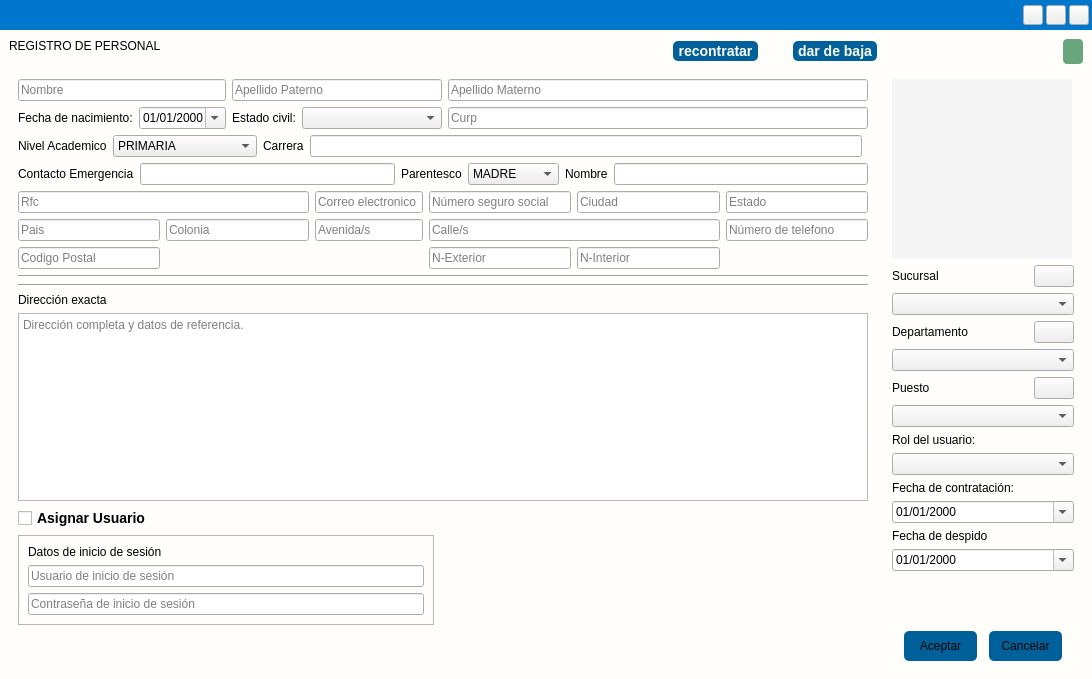
This is app/View/UserInterfaceUi/UI_REGISTRO_EMPLEADO.ui in LAngelVp/software-punto-de-venta as Qt 5 draws it before an edit. The edited form follows.
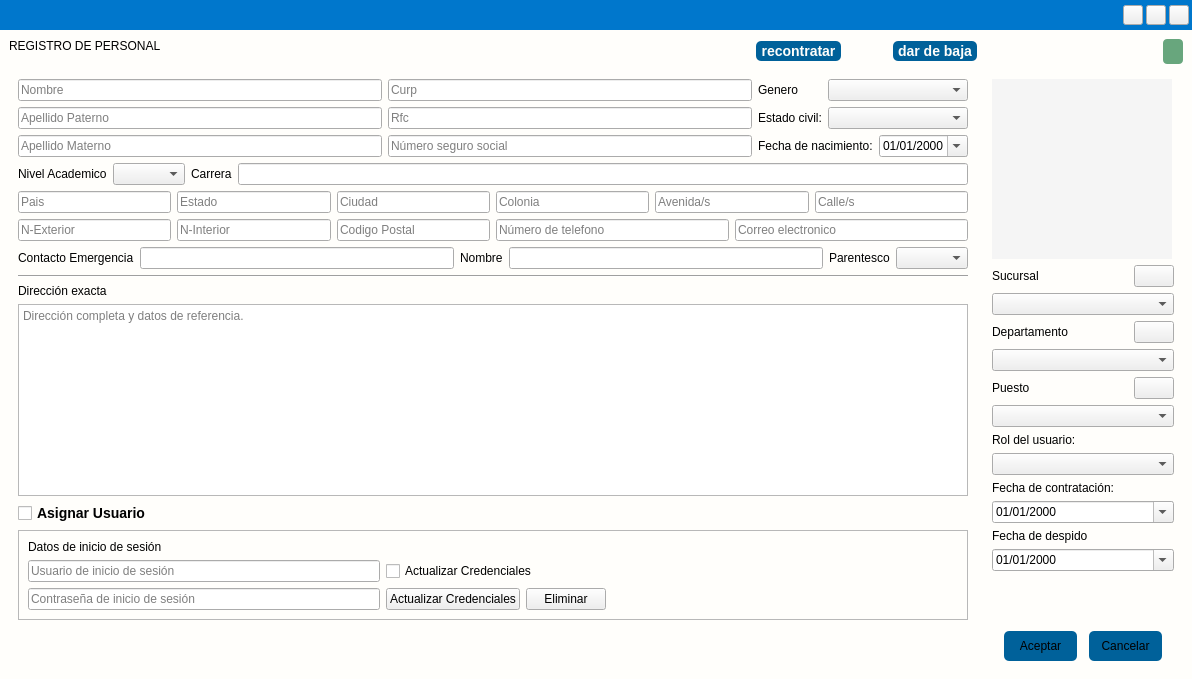
This is the edited form. Icons and pictures are not drawn.

Commit message: Checar la funcionalidad de los empleados

Patch:
```diff
--- a/app/View/UserInterfaceUi/UI_REGISTRO_EMPLEADO.ui
+++ b/app/View/UserInterfaceUi/UI_REGISTRO_EMPLEADO.ui
@@ -6,7 +6,7 @@
    <rect>
     <x>0</x>
     <y>0</y>
-    <width>1092</width>
+    <width>1192</width>
     <height>679</height>
    </rect>
   </property>
@@ -123,6 +123,7 @@
 [objectName^=&quot;opcion_&quot;]{
 font-size: 14px;
 font-family:Arial;
+font-weight:bold;
 }
 [objectName^=&quot;cajaopciones&quot;]{
 border: none;
@@ -206,6 +207,7 @@
 border:none;
 border-radius:5px;
 height:25px;
+padding: 0px 3px;
 }
 [objectName^=&quot;Button&quot;]:hover{
 background: #2196F3;
@@ -521,13 +523,6 @@
       <item>
        <widget class="QWidget" name="contenedor_general" native="true">
         <layout class="QGridLayout" name="gridLayout_4">
-         <item row="0" column="7" alignment="Qt::AlignRight|Qt::AlignVCenter">
-          <widget class="QLabel" name="etiqueta_status_empleado">
-           <property name="text">
-            <string/>
-           </property>
-          </widget>
-         </item>
          <item row="0" column="6" alignment="Qt::AlignRight">
           <widget class="QPushButton" name="btn_btn_bajapersona">
            <property name="cursor">
@@ -542,6 +537,13 @@
            </property>
           </widget>
          </item>
+         <item row="0" column="7" alignment="Qt::AlignRight|Qt::AlignVCenter">
+          <widget class="QLabel" name="etiqueta_status_empleado">
+           <property name="text">
+            <string/>
+           </property>
+          </widget>
+         </item>
          <item row="2" column="7">
           <widget class="QWidget" name="contenedor_datosderecha" native="true">
            <property name="maximumSize">
@@ -755,45 +757,38 @@
            </layout>
           </widget>
          </item>
+         <item row="0" column="0">
+          <widget class="QLabel" name="etiquetaTitulo_agregarpersona">
+           <property name="text">
+            <string>REGISTRO DE PERSONAL</string>
+           </property>
+           <property name="alignment">
+            <set>Qt::AlignLeading|Qt::AlignLeft|Qt::AlignTop</set>
+           </property>
+          </widget>
+         </item>
+         <item row="0" column="5" alignment="Qt::AlignRight">
+          <widget class="QPushButton" name="btn_btn_recontratar">
+           <property name="cursor">
+            <cursorShape>PointingHandCursor</cursorShape>
+           </property>
+           <property name="text">
+            <string>recontratar</string>
+           </property>
+           <property name="icon">
+            <iconset resource="../../Source/iconosSVG.qrc">
+             <normaloff>:/iconosBlancos/Icons/iconos/Blanco/mover.svg</normaloff>:/iconosBlancos/Icons/iconos/Blanco/mover.svg</iconset>
+           </property>
+          </widget>
+         </item>
          <item row="2" column="0" colspan="7">
           <widget class="QWidget" name="contenedor_datosizquierda" native="true">
-           <layout class="QGridLayout" name="gridLayout_8">
-            <item row="5" column="0">
-             <widget class="QLabel" name="etiquetasubtitulo_direccion">
-              <property name="text">
-               <string>Dirección exacta</string>
-              </property>
-              <property name="alignment">
-               <set>Qt::AlignBottom|Qt::AlignLeading|Qt::AlignLeft</set>
-              </property>
-             </widget>
-            </item>
-            <item row="12" column="1">
-             <spacer name="verticalSpacer_2">
-              <property name="orientation">
-               <enum>Qt::Vertical</enum>
-              </property>
-              <property name="sizeHint" stdset="0">
-               <size>
-                <width>20</width>
-                <height>40</height>
-               </size>
-              </property>
-             </spacer>
-            </item>
-            <item row="0" column="0" colspan="4">
+           <layout class="QVBoxLayout" name="verticalLayout_3">
+            <item>
+             <layout class="QGridLayout" name="gridLayout_5">
+              <item row="0" column="0" rowspan="2">
              <layout class="QGridLayout" name="gridLayout">
-              <item row="0" column="4">
-               <widget class="QLineEdit" name="txt_apellidom">
-                <property name="placeholderText">
-                 <string>Apellido Materno</string>
-                </property>
-                <property name="clearButtonEnabled">
-                 <bool>false</bool>
-                </property>
-               </widget>
-              </item>
-              <item row="0" column="0" colspan="2">
+                <item row="0" column="0">
                <widget class="QLineEdit" name="txt_nombre">
                 <property name="placeholderText">
                  <string>Nombre</string>
@@ -806,7 +801,71 @@
                 </property>
                </widget>
               </item>
-              <item row="1" column="2">
+                <item row="0" column="1">
+                 <widget class="QLineEdit" name="txt_curp">
+                  <property name="placeholderText">
+                   <string>Curp</string>
+                  </property>
+                  <property name="clearButtonEnabled">
+                   <bool>false</bool>
+                  </property>
+                 </widget>
+                </item>
+                <item row="1" column="0">
+                 <widget class="QLineEdit" name="txt_apellidop">
+                  <property name="placeholderText">
+                   <string>Apellido Paterno</string>
+                  </property>
+                  <property name="clearButtonEnabled">
+                   <bool>false</bool>
+                  </property>
+                 </widget>
+                </item>
+                <item row="1" column="1">
+                 <widget class="QLineEdit" name="txt_rfc">
+                  <property name="placeholderText">
+                   <string>Rfc</string>
+                  </property>
+                  <property name="clearButtonEnabled">
+                   <bool>false</bool>
+                  </property>
+                 </widget>
+                </item>
+                <item row="2" column="0">
+                 <widget class="QLineEdit" name="txt_apellidom">
+                  <property name="placeholderText">
+                   <string>Apellido Materno</string>
+                  </property>
+                  <property name="clearButtonEnabled">
+                   <bool>false</bool>
+                  </property>
+                 </widget>
+                </item>
+                <item row="2" column="1">
+                 <widget class="QLineEdit" name="txt_numerosegurosicial">
+                  <property name="placeholderText">
+                   <string>Número seguro social</string>
+                  </property>
+                  <property name="clearButtonEnabled">
+                   <bool>false</bool>
+                  </property>
+                 </widget>
+                </item>
+               </layout>
+              </item>
+              <item row="0" column="1">
+               <layout class="QFormLayout" name="formLayout_3">
+                <item row="0" column="0">
+                 <widget class="QLabel" name="etiqueta_genero">
+                  <property name="text">
+                   <string>Genero</string>
+                  </property>
+                 </widget>
+                </item>
+                <item row="0" column="1">
+                 <widget class="QComboBox" name="cajaopciones_genero"/>
+                </item>
+                <item row="1" column="0">
                <widget class="QLabel" name="etiqueta_estado_civil">
                 <property name="text">
                  <string>Estado civil:</string>
@@ -814,38 +873,6 @@
                </widget>
               </item>
               <item row="1" column="1">
-               <widget class="QDateEdit" name="fecha_fechanacimiento">
-                <property name="maximumSize">
-                 <size>
-                  <width>16777215</width>
-                  <height>16777215</height>
-                 </size>
-                </property>
-                <property name="showGroupSeparator" stdset="0">
-                 <bool>false</bool>
-                </property>
-                <property name="displayFormat">
-                 <string>dd/MM/yyyy</string>
-                </property>
-                <property name="calendarPopup">
-                 <bool>true</bool>
-                </property>
-               </widget>
-              </item>
-              <item row="1" column="0">
-               <widget class="QLabel" name="etiqueta_fecha_nacimiento">
-                <property name="maximumSize">
-                 <size>
-                  <width>150</width>
-                  <height>16777215</height>
-                 </size>
-                </property>
-                <property name="text">
-                 <string>Fecha de nacimiento:</string>
-                </property>
-               </widget>
-              </item>
-              <item row="1" column="3">
                <widget class="QComboBox" name="cajaopciones_estadocvil">
                 <property name="minimumSize">
                  <size>
@@ -858,82 +885,50 @@
                 </property>
                </widget>
               </item>
-              <item row="0" column="2" colspan="2">
-               <widget class="QLineEdit" name="txt_apellidop">
-                <property name="placeholderText">
-                 <string>Apellido Paterno</string>
-                </property>
-                <property name="clearButtonEnabled">
-                 <bool>false</bool>
-                </property>
-               </widget>
-              </item>
-              <item row="1" column="4">
-               <widget class="QLineEdit" name="txt_curp">
-                <property name="placeholderText">
-                 <string>Curp</string>
-                </property>
-                <property name="clearButtonEnabled">
-                 <bool>false</bool>
-                </property>
-               </widget>
-              </item>
-             </layout>
-            </item>
-            <item row="10" column="0">
-             <widget class="QFrame" name="contenedor_credencialesusuario">
-              <property name="frameShape">
-               <enum>QFrame::StyledPanel</enum>
-              </property>
-              <property name="frameShadow">
-               <enum>QFrame::Raised</enum>
-              </property>
-              <layout class="QGridLayout" name="gridLayout_10">
-               <item row="2" column="0">
-                <widget class="QLineEdit" name="txt_contrasenia_usuario_iniciosesion">
-                 <property name="echoMode">
-                  <enum>QLineEdit::Password</enum>
-                 </property>
-                 <property name="placeholderText">
-                  <string>Contraseña de inicio de sesión</string>
-                 </property>
-                 <property name="clearButtonEnabled">
-                  <bool>false</bool>
-                 </property>
-                </widget>
-               </item>
-               <item row="1" column="0">
-                <widget class="QLineEdit" name="txt_usuario_iniciosesion">
-                 <property name="placeholderText">
-                  <string>Usuario de inicio de sesión</string>
-                 </property>
-                 <property name="clearButtonEnabled">
-                  <bool>false</bool>
-                 </property>
-                </widget>
-               </item>
+               </layout>
+              </item>
+              <item row="1" column="1">
+               <layout class="QFormLayout" name="formLayout_4">
                <item row="0" column="0">
-                <widget class="QLabel" name="etiquetasubtitulo_datos_uniciosesion">
+                 <widget class="QLabel" name="etiqueta_fecha_nacimiento">
+                  <property name="maximumSize">
+                   <size>
+                    <width>150</width>
+                    <height>16777215</height>
+                   </size>
+                  </property>
                  <property name="text">
-                  <string>Datos de inicio de sesión</string>
+                   <string>Fecha de nacimiento:</string>
                  </property>
                 </widget>
                </item>
-              </layout>
-             </widget>
-            </item>
-            <item row="6" column="0" colspan="4">
-             <widget class="QPlainTextEdit" name="txtlargo_direccion_completa">
-              <property name="styleSheet">
-               <string notr="true"/>
-              </property>
-              <property name="placeholderText">
-               <string>Dirección completa y datos de referencia.</string>
-              </property>
-             </widget>
-            </item>
-            <item row="1" column="0" colspan="3">
-             <layout class="QGridLayout" name="gridLayout_5">
+                <item row="0" column="1">
+                 <widget class="QDateEdit" name="fecha_fechanacimiento">
+                  <property name="maximumSize">
+                   <size>
+                    <width>16777215</width>
+                    <height>16777215</height>
+                   </size>
+                  </property>
+                  <property name="showGroupSeparator" stdset="0">
+                   <bool>false</bool>
+                  </property>
+                  <property name="displayFormat">
+                   <string>dd/MM/yyyy</string>
+                  </property>
+                  <property name="calendarPopup">
+                   <bool>true</bool>
+                  </property>
+                 </widget>
+                </item>
+               </layout>
+              </item>
+             </layout>
+            </item>
+            <item>
+             <layout class="QGridLayout" name="gridLayout_6">
+              <item row="0" column="0">
+               <layout class="QFormLayout" name="formLayout">
               <item row="0" column="0">
                <widget class="QLabel" name="etiqueta_nivelestudios">
                 <property name="text">
@@ -941,104 +936,54 @@
                 </property>
                </widget>
               </item>
-              <item row="0" column="2">
+                <item row="0" column="1">
+                 <widget class="QComboBox" name="cajaopciones_nivelacademico">
+                  <property name="sizeAdjustPolicy">
+                   <enum>QComboBox::AdjustToContents</enum>
+                  </property>
+                 </widget>
+                </item>
+               </layout>
+              </item>
+              <item row="0" column="1">
+               <layout class="QFormLayout" name="formLayout_2">
+                <item row="0" column="0">
                <widget class="QLabel" name="etiqueta_carrera">
                 <property name="text">
                  <string>Carrera</string>
                 </property>
                </widget>
               </item>
-              <item row="0" column="3">
+                <item row="0" column="1">
                <widget class="QLineEdit" name="txt_carrera"/>
               </item>
-              <item row="0" column="1">
-               <widget class="QComboBox" name="cajaopciones_nivelacademico">
-                <property name="sizeAdjustPolicy">
-                 <enum>QComboBox::AdjustToContents</enum>
-                </property>
-                <item>
-                 <property name="text">
-                  <string>PRIMARIA</string>
-                 </property>
-                </item>
-                <item>
-                 <property name="text">
-                  <string>SECUNDARIA</string>
-                 </property>
+               </layout>
+              </item>
+             </layout>
                 </item>
                 <item>
-                 <property name="text">
-                  <string>BACHILLERATO</string>
-                 </property>
-                </item>
+             <layout class="QHBoxLayout" name="horizontalLayout_4">
                 <item>
-                 <property name="text">
-                  <string>LICENCIATURA</string>
-                 </property>
-                </item>
-                <item>
-                 <property name="text">
-                  <string>CARRERA TRUNCA</string>
-                 </property>
-                </item>
-                <item>
-                 <property name="text">
-                  <string>MAESTRIA</string>
-                 </property>
-                </item>
-                <item>
-                 <property name="text">
-                  <string>DOCTORADO</string>
-                 </property>
-                </item>
-               </widget>
-              </item>
-             </layout>
-            </item>
-            <item row="4" column="0" colspan="4">
-             <widget class="Line" name="line_3">
-              <property name="orientation">
-               <enum>Qt::Horizontal</enum>
-              </property>
-             </widget>
-            </item>
-            <item row="3" column="0" colspan="4">
-             <layout class="QGridLayout" name="gridLayout_6">
-              <item row="0" column="0" colspan="2">
-               <widget class="QLineEdit" name="txt_rfc">
+               <widget class="QLineEdit" name="txt_pais">
                 <property name="placeholderText">
-                 <string>Rfc</string>
+                 <string>Pais</string>
                 </property>
                 <property name="clearButtonEnabled">
                  <bool>false</bool>
                 </property>
                </widget>
               </item>
-              <item row="2" column="5">
-               <widget class="QLineEdit" name="txt_ninterior">
+              <item>
+               <widget class="QLineEdit" name="txt_estado">
                 <property name="placeholderText">
-                 <string>N-Interior</string>
+                 <string>Estado</string>
                 </property>
-               </widget>
-              </item>
-              <item row="0" column="4">
-               <widget class="QLineEdit" name="txt_numerosegurosicial">
-                <property name="placeholderText">
-                 <string>Número seguro social</string>
-                </property>
                 <property name="clearButtonEnabled">
                  <bool>false</bool>
                 </property>
                </widget>
               </item>
-              <item row="2" column="4">
-               <widget class="QLineEdit" name="txt_nexterior">
-                <property name="placeholderText">
-                 <string>N-Exterior</string>
-                </property>
-               </widget>
-              </item>
-              <item row="0" column="5">
+              <item>
                <widget class="QLineEdit" name="txt_ciudad">
                 <property name="placeholderText">
                  <string>Ciudad</string>
@@ -1048,75 +993,62 @@
                 </property>
                </widget>
               </item>
-              <item row="0" column="2" colspan="2">
-               <widget class="QLineEdit" name="txt_correoelectronico">
-                <property name="placeholderText">
-                 <string>Correo electronico</string>
-                </property>
-                <property name="clearButtonEnabled">
-                 <bool>false</bool>
-                </property>
-               </widget>
-              </item>
-              <item row="1" column="1">
+              <item>
                <widget class="QLineEdit" name="txt_colonia">
                 <property name="placeholderText">
                  <string>Colonia</string>
                 </property>
                </widget>
               </item>
-              <item row="1" column="2" colspan="2">
+              <item>
                <widget class="QLineEdit" name="txt_avenidas">
                 <property name="placeholderText">
                  <string>Avenida/s</string>
                 </property>
                </widget>
               </item>
-              <item row="0" column="6">
-               <widget class="QLineEdit" name="txt_estado">
-                <property name="placeholderText">
-                 <string>Estado</string>
-                </property>
-                <property name="clearButtonEnabled">
-                 <bool>false</bool>
-                </property>
-               </widget>
-              </item>
-              <item row="2" column="0">
-               <widget class="QLineEdit" name="txt_codigopostal">
-                <property name="placeholderText">
-                 <string>Codigo Postal</string>
-                </property>
-                <property name="clearButtonEnabled">
-                 <bool>false</bool>
-                </property>
-               </widget>
-              </item>
-              <item row="3" column="0" colspan="7">
-               <widget class="Line" name="line_2">
-                <property name="orientation">
-                 <enum>Qt::Horizontal</enum>
-                </property>
-               </widget>
-              </item>
-              <item row="1" column="4" colspan="2">
+              <item>
                <widget class="QLineEdit" name="txt_calles">
                 <property name="placeholderText">
                  <string>Calle/s</string>
                 </property>
                </widget>
               </item>
-              <item row="1" column="0">
-               <widget class="QLineEdit" name="txt_pais">
+             </layout>
+            </item>
+            <item>
+             <layout class="QHBoxLayout" name="horizontalLayout_6">
+              <item>
+               <layout class="QHBoxLayout" name="horizontalLayout_3">
+                <item>
+                 <widget class="QLineEdit" name="txt_nexterior">
                 <property name="placeholderText">
-                 <string>Pais</string>
+                   <string>N-Exterior</string>
+                  </property>
+                 </widget>
+                </item>
+                <item>
+                 <widget class="QLineEdit" name="txt_ninterior">
+                  <property name="placeholderText">
+                   <string>N-Interior</string>
+                  </property>
+                 </widget>
+                </item>
+                <item>
+                 <widget class="QLineEdit" name="txt_codigopostal">
+                  <property name="placeholderText">
+                   <string>Codigo Postal</string>
                 </property>
                 <property name="clearButtonEnabled">
                  <bool>false</bool>
                 </property>
                </widget>
               </item>
-              <item row="1" column="6">
+               </layout>
+              </item>
+              <item>
+               <layout class="QHBoxLayout" name="horizontalLayout_5">
+                <item>
                <widget class="QLineEdit" name="txt_numerotelefono">
                 <property name="placeholderText">
                  <string>Número de telefono</string>
@@ -1126,30 +1058,37 @@
                 </property>
                </widget>
               </item>
-             </layout>
-            </item>
-            <item row="10" column="1">
-             <spacer name="horizontalSpacer_2">
-              <property name="orientation">
-               <enum>Qt::Horizontal</enum>
-              </property>
-              <property name="sizeHint" stdset="0">
-               <size>
-                <width>40</width>
-                <height>20</height>
-               </size>
-              </property>
-             </spacer>
-            </item>
-            <item row="2" column="0" colspan="4">
+                <item>
+                 <widget class="QLineEdit" name="txt_correoelectronico">
+                  <property name="placeholderText">
+                   <string>Correo electronico</string>
+                  </property>
+                  <property name="clearButtonEnabled">
+                   <bool>false</bool>
+                  </property>
+                 </widget>
+                </item>
+               </layout>
+              </item>
+             </layout>
+            </item>
+            <item>
+             <layout class="QGridLayout" name="gridLayout_8">
+              <item row="0" column="0">
              <layout class="QGridLayout" name="gridLayout_7">
-              <item row="0" column="4">
+                <item row="0" column="2">
                <widget class="QLabel" name="etiqueta_nombrecontactoemergencia">
                 <property name="text">
                  <string>Nombre</string>
                 </property>
                </widget>
               </item>
+                <item row="0" column="3">
+                 <widget class="QLineEdit" name="txt_nombrecontactoemergencia"/>
+                </item>
+                <item row="0" column="1">
+                 <widget class="QLineEdit" name="txt_contactoemergencia"/>
+                </item>
               <item row="0" column="0">
                <widget class="QLabel" name="etiqueta_contactoemergencia">
                 <property name="text">
@@ -1157,85 +1096,158 @@
                 </property>
                </widget>
               </item>
-              <item row="0" column="1">
-               <widget class="QLineEdit" name="txt_contactoemergencia"/>
+               </layout>
               </item>
-              <item row="0" column="2">
+              <item row="0" column="1">
+               <layout class="QFormLayout" name="formLayout_5">
+                <item row="0" column="0">
                <widget class="QLabel" name="etiqueta_parentesco">
                 <property name="text">
                  <string>Parentesco</string>
                 </property>
                </widget>
               </item>
-              <item row="0" column="3">
+                <item row="0" column="1">
                <widget class="QComboBox" name="cajaopciones_parentesco">
                 <property name="sizeAdjustPolicy">
                  <enum>QComboBox::AdjustToContents</enum>
                 </property>
-                <item>
-                 <property name="text">
-                  <string>MADRE</string>
-                 </property>
+                 </widget>
                 </item>
-                <item>
-                 <property name="text">
-                  <string>PADRE</string>
-                 </property>
-                </item>
+               </layout>
+              </item>
+             </layout>
+            </item>
                 <item>
-                 <property name="text">
-                  <string>TIO/A</string>
-                 </property>
+             <widget class="Line" name="line_3">
+              <property name="orientation">
+               <enum>Qt::Horizontal</enum>
+              </property>
+             </widget>
                 </item>
                 <item>
+             <widget class="QLabel" name="etiquetasubtitulo_direccion">
                  <property name="text">
-                  <string>ESPOSO/A</string>
-                 </property>
+               <string>Dirección exacta</string>
+              </property>
+              <property name="alignment">
+               <set>Qt::AlignBottom|Qt::AlignLeading|Qt::AlignLeft</set>
+              </property>
+             </widget>
                 </item>
                 <item>
-                 <property name="text">
-                  <string>OTRO</string>
-                 </property>
-                </item>
-               </widget>
-              </item>
-              <item row="0" column="5">
-               <widget class="QLineEdit" name="txt_nombrecontactoemergencia"/>
-              </item>
-             </layout>
-            </item>
-            <item row="8" column="0">
+             <widget class="QPlainTextEdit" name="txtlargo_direccion_completa">
+              <property name="styleSheet">
+               <string notr="true"/>
+              </property>
+              <property name="placeholderText">
+               <string>Dirección completa y datos de referencia.</string>
+              </property>
+             </widget>
+            </item>
+            <item>
              <widget class="QCheckBox" name="opcion_usodelsistema">
               <property name="text">
                <string>Asignar Usuario</string>
               </property>
              </widget>
             </item>
-           </layout>
-          </widget>
+            <item>
+             <widget class="QFrame" name="contenedor_credencialesusuario">
+              <property name="frameShape">
+               <enum>QFrame::StyledPanel</enum>
+              </property>
+              <property name="frameShadow">
+               <enum>QFrame::Raised</enum>
+              </property>
+              <layout class="QGridLayout" name="gridLayout_10">
+               <item row="1" column="3">
+                <spacer name="horizontalSpacer_2">
+                 <property name="orientation">
+                  <enum>Qt::Horizontal</enum>
+                 </property>
+                 <property name="sizeHint" stdset="0">
+                  <size>
+                   <width>40</width>
+                   <height>20</height>
+                  </size>
+                 </property>
+                </spacer>
          </item>
          <item row="0" column="0">
-          <widget class="QLabel" name="etiquetaTitulo_agregarpersona">
+                <widget class="QLabel" name="etiquetasubtitulo_datos_uniciosesion">
            <property name="text">
-            <string>REGISTRO DE PERSONAL</string>
-           </property>
-           <property name="alignment">
-            <set>Qt::AlignLeading|Qt::AlignLeft|Qt::AlignTop</set>
-           </property>
-          </widget>
-         </item>
-         <item row="0" column="5" alignment="Qt::AlignRight">
-          <widget class="QPushButton" name="btn_btn_recontratar">
+                  <string>Datos de inicio de sesión</string>
+                 </property>
+                </widget>
+               </item>
+               <item row="3" column="1">
+                <widget class="QPushButton" name="Button_actualizarcredenciales">
+                 <property name="cursor">
+                  <cursorShape>PointingHandCursor</cursorShape>
+                 </property>
+                 <property name="text">
+                  <string>Actualizar Credenciales</string>
+                 </property>
+                </widget>
+               </item>
+               <item row="1" column="0">
+                <widget class="QLineEdit" name="txt_usuario_iniciosesion">
+                 <property name="placeholderText">
+                  <string>Usuario de inicio de sesión</string>
+                 </property>
+                 <property name="clearButtonEnabled">
+                  <bool>false</bool>
+                 </property>
+                </widget>
+               </item>
+               <item row="3" column="0">
+                <widget class="QLineEdit" name="txt_contrasenia_usuario_iniciosesion">
+                 <property name="echoMode">
+                  <enum>QLineEdit::Password</enum>
+                 </property>
+                 <property name="placeholderText">
+                  <string>Contraseña de inicio de sesión</string>
+                 </property>
+                 <property name="clearButtonEnabled">
+                  <bool>false</bool>
+                 </property>
+                </widget>
+               </item>
+               <item row="3" column="2">
+                <widget class="QPushButton" name="Button_eliminar_credenciales">
            <property name="cursor">
             <cursorShape>PointingHandCursor</cursorShape>
            </property>
            <property name="text">
-            <string>recontratar</string>
-           </property>
-           <property name="icon">
-            <iconset resource="../../Source/iconosSVG.qrc">
-             <normaloff>:/iconosBlancos/Icons/iconos/Blanco/mover.svg</normaloff>:/iconosBlancos/Icons/iconos/Blanco/mover.svg</iconset>
-           </property>
+                  <string>Eliminar</string>
+                 </property>
+                </widget>
+               </item>
+               <item row="1" column="1" colspan="2">
+                <widget class="QCheckBox" name="opcion_actualizar_datoscredenciales">
+                 <property name="text">
+                  <string>Actualizar Credenciales</string>
+                 </property>
+                </widget>
+               </item>
+              </layout>
+             </widget>
+            </item>
+            <item>
+             <spacer name="verticalSpacer_2">
+              <property name="orientation">
+               <enum>Qt::Vertical</enum>
+              </property>
+              <property name="sizeHint" stdset="0">
+               <size>
+                <width>20</width>
+                <height>40</height>
+               </size>
+              </property>
+             </spacer>
+            </item>
+           </layout>
           </widget>
          </item>
         </layout>
```
Left out of the diff: 35 changed lines with no effect on the pictures. Lines whose indentation alone changed are shown as unchanged. The commit also changes 29 other files.
